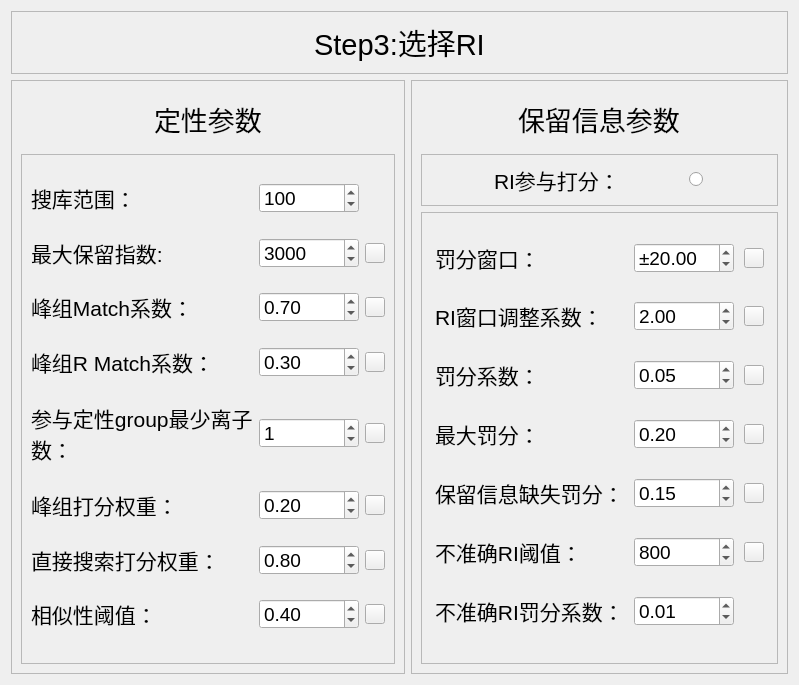
Old version of the form Dataanalysis/step_3_RI.ui in the repository yuanhonglun/GC-WTS.
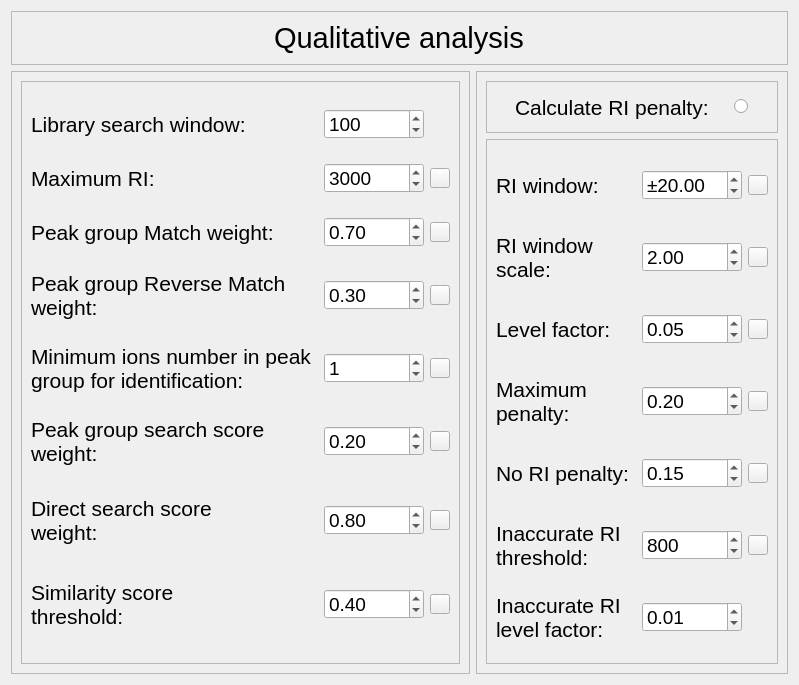
New version of the form. Icons and pictures are not drawn.

Diff of the .ui file:
```diff
--- a/Dataanalysis/step_3_RI.ui
+++ b/Dataanalysis/step_3_RI.ui
@@ -43,7 +43,7 @@
          <string notr="true">font: 22pt;</string>
         </property>
         <property name="text">
-         <string>Step3:选择RI</string>
+         <string>Qualitative analysis</string>
         </property>
        </widget>
       </item>
@@ -58,38 +58,8 @@
      <property name="frameShadow">
       <enum>QFrame::Raised</enum>
      </property>
-     <layout class="QGridLayout" name="gridLayout_2" rowstretch="1,10">
+     <layout class="QGridLayout" name="gridLayout_2">
       <item row="0" column="0">
-       <widget class="QWidget" name="widget_2" native="true">
-        <layout class="QHBoxLayout" name="horizontalLayout">
-         <item>
-          <widget class="QLabel" name="label_12">
-           <property name="sizePolicy">
-            <sizepolicy hsizetype="Maximum" vsizetype="Maximum">
-             <horstretch>0</horstretch>
-             <verstretch>0</verstretch>
-            </sizepolicy>
-           </property>
-           <property name="font">
-            <font>
-             <pointsize>20</pointsize>
-             <weight>50</weight>
-             <italic>false</italic>
-             <bold>false</bold>
-            </font>
-           </property>
-           <property name="styleSheet">
-            <string notr="true">font: 20pt;</string>
-           </property>
-           <property name="text">
-            <string>定性参数</string>
-           </property>
-          </widget>
-         </item>
-        </layout>
-       </widget>
-      </item>
-      <item row="1" column="0">
        <widget class="QFrame" name="frame_4">
         <property name="frameShape">
          <enum>QFrame::StyledPanel</enum>
@@ -130,7 +100,7 @@
             <string notr="true">font: 16pt;</string>
            </property>
            <property name="text">
-            <string>搜库范围：</string>
+            <string>Library search window:</string>
            </property>
           </widget>
          </item>
@@ -191,7 +161,7 @@
             <string notr="true">font: 16pt;</string>
            </property>
            <property name="text">
-            <string>最大保留指数:</string>
+            <string>Maximum RI:</string>
            </property>
           </widget>
          </item>
@@ -281,7 +251,7 @@
             <string notr="true">font: 16pt;</string>
            </property>
            <property name="text">
-            <string>峰组Match系数：</string>
+            <string>Peak group Match weight:</string>
            </property>
           </widget>
          </item>
@@ -359,7 +329,7 @@
             <string notr="true">font: 16pt;</string>
            </property>
            <property name="text">
-            <string>峰组R Match系数：</string>
+            <string>Peak group Reverse Match weight:</string>
            </property>
            <property name="wordWrap">
             <bool>true</bool>
@@ -437,7 +407,7 @@
             <string notr="true">font: 16pt;</string>
            </property>
            <property name="text">
-            <string>参与定性group最少离子数：</string>
+            <string>Minimum ions number in peak group for identification:</string>
            </property>
            <property name="wordWrap">
             <bool>true</bool>
@@ -530,7 +500,7 @@
             <string notr="true">font: 16pt;</string>
            </property>
            <property name="text">
-            <string>峰组打分权重：</string>
+            <string>Peak group search score weight:</string>
            </property>
            <property name="wordWrap">
             <bool>true</bool>
@@ -605,13 +575,13 @@
            <property name="minimumSize">
             <size>
              <width>0</width>
-             <height>30</height>
+             <height>60</height>
             </size>
            </property>
            <property name="maximumSize">
             <size>
              <width>16777215</width>
-             <height>30</height>
+             <height>60</height>
             </size>
            </property>
            <property name="font">
@@ -626,7 +596,8 @@
             <string notr="true">font: 16pt;</string>
            </property>
            <property name="text">
-            <string>直接搜索打分权重：</string>
+            <string>Direct search score
+weight:</string>
            </property>
            <property name="wordWrap">
             <bool>false</bool>
@@ -704,13 +675,13 @@
            <property name="minimumSize">
             <size>
              <width>0</width>
-             <height>30</height>
+             <height>60</height>
             </size>
            </property>
            <property name="maximumSize">
             <size>
              <width>16777215</width>
-             <height>30</height>
+             <height>60</height>
             </size>
            </property>
            <property name="font">
@@ -725,7 +696,8 @@
             <string notr="true">font: 16pt;</string>
            </property>
            <property name="text">
-            <string>相似性阈值：</string>
+            <string>Similarity score
+threshold:</string>
            </property>
            <property name="wordWrap">
             <bool>false</bool>
@@ -806,38 +778,8 @@
      <property name="frameShadow">
       <enum>QFrame::Raised</enum>
      </property>
-     <layout class="QGridLayout" name="gridLayout_3" rowstretch="1,1,10">
+     <layout class="QGridLayout" name="gridLayout_3" rowstretch="1,10">
       <item row="0" column="0">
-       <widget class="QWidget" name="widget_3" native="true">
-        <layout class="QHBoxLayout" name="horizontalLayout_5">
-         <item>
-          <widget class="QLabel" name="label_13">
-           <property name="sizePolicy">
-            <sizepolicy hsizetype="Maximum" vsizetype="Maximum">
-             <horstretch>0</horstretch>
-             <verstretch>0</verstretch>
-            </sizepolicy>
-           </property>
-           <property name="font">
-            <font>
-             <pointsize>20</pointsize>
-             <weight>50</weight>
-             <italic>false</italic>
-             <bold>false</bold>
-            </font>
-           </property>
-           <property name="styleSheet">
-            <string notr="true">font: 20pt;</string>
-           </property>
-           <property name="text">
-            <string>保留信息参数</string>
-           </property>
-          </widget>
-         </item>
-        </layout>
-       </widget>
-      </item>
-      <item row="1" column="0">
        <widget class="QFrame" name="frame_6">
         <property name="frameShape">
          <enum>QFrame::StyledPanel</enum>
@@ -878,7 +820,7 @@
             <string notr="true">font: 16pt;</string>
            </property>
            <property name="text">
-            <string>RI参与打分：</string>
+            <string>Calculate RI penalty:</string>
            </property>
           </widget>
          </item>
@@ -901,7 +843,7 @@
         </layout>
        </widget>
       </item>
-      <item row="2" column="0">
+      <item row="1" column="0">
        <widget class="QFrame" name="frame_5">
         <property name="frameShape">
          <enum>QFrame::StyledPanel</enum>
@@ -921,13 +863,13 @@
            <property name="minimumSize">
             <size>
              <width>0</width>
-             <height>30</height>
+             <height>60</height>
             </size>
            </property>
            <property name="maximumSize">
             <size>
              <width>16777215</width>
-             <height>30</height>
+             <height>60</height>
             </size>
            </property>
            <property name="font">
@@ -942,7 +884,7 @@
             <string notr="true">font: 16pt;</string>
            </property>
            <property name="text">
-            <string>罚分窗口：</string>
+            <string>RI window:</string>
            </property>
           </widget>
          </item>
@@ -1011,6 +953,18 @@
          </item>
          <item row="1" column="0">
           <widget class="QLabel" name="label_9">
+           <property name="minimumSize">
+            <size>
+             <width>0</width>
+             <height>60</height>
+            </size>
+           </property>
+           <property name="maximumSize">
+            <size>
+             <width>16777215</width>
+             <height>60</height>
+            </size>
+           </property>
            <property name="font">
             <font>
              <pointsize>16</pointsize>
@@ -1023,7 +977,7 @@
             <string notr="true">font: 16pt;</string>
            </property>
            <property name="text">
-            <string>RI窗口调整系数：</string>
+            <string>RI window scale:</string>
            </property>
            <property name="wordWrap">
             <bool>true</bool>
@@ -1092,6 +1046,18 @@
          </item>
          <item row="2" column="0">
           <widget class="QLabel" name="label_8">
+           <property name="minimumSize">
+            <size>
+             <width>0</width>
+             <height>60</height>
+            </size>
+           </property>
+           <property name="maximumSize">
+            <size>
+             <width>16777215</width>
+             <height>60</height>
+            </size>
+           </property>
            <property name="font">
             <font>
              <pointsize>16</pointsize>
@@ -1104,7 +1070,7 @@
             <string notr="true">font: 16pt;</string>
            </property>
            <property name="text">
-            <string>罚分系数：</string>
+            <string>Level factor:</string>
            </property>
            <property name="wordWrap">
             <bool>true</bool>
@@ -1170,6 +1136,18 @@
          </item>
          <item row="3" column="0">
           <widget class="QLabel" name="label_10">
+           <property name="minimumSize">
+            <size>
+             <width>0</width>
+             <height>60</height>
+            </size>
+           </property>
+           <property name="maximumSize">
+            <size>
+             <width>16777215</width>
+             <height>60</height>
+            </size>
+           </property>
            <property name="font">
             <font>
              <pointsize>16</pointsize>
@@ -1182,7 +1160,7 @@
             <string notr="true">font: 16pt;</string>
            </property>
            <property name="text">
-            <string>最大罚分：</string>
+            <string>Maximum penalty:</string>
            </property>
            <property name="wordWrap">
             <bool>true</bool>
@@ -1251,6 +1229,18 @@
          </item>
          <item row="4" column="0">
           <widget class="QLabel" name="label_11">
+           <property name="minimumSize">
+            <size>
+             <width>0</width>
+             <height>60</height>
+            </size>
+           </property>
+           <property name="maximumSize">
+            <size>
+             <width>16777215</width>
+             <height>60</height>
+            </size>
+           </property>
            <property name="font">
             <font>
              <pointsize>16</pointsize>
@@ -1263,7 +1253,7 @@
             <string notr="true">font: 16pt;</string>
            </property>
            <property name="text">
-            <string>保留信息缺失罚分：</string>
+            <string>No RI penalty:</string>
            </property>
            <property name="wordWrap">
             <bool>true</bool>
@@ -1329,6 +1319,18 @@
          </item>
          <item row="5" column="0">
           <widget class="QLabel" name="label_15">
+           <property name="minimumSize">
+            <size>
+             <width>0</width>
+             <height>60</height>
+            </size>
+           </property>
+           <property name="maximumSize">
+            <size>
+             <width>16777215</width>
+             <height>60</height>
+            </size>
+           </property>
            <property name="font">
             <font>
              <pointsize>16</pointsize>
@@ -1341,7 +1343,7 @@
             <string notr="true">font: 16pt;</string>
            </property>
            <property name="text">
-            <string>不准确RI阈值：</string>
+            <string>Inaccurate RI threshold:</string>
            </property>
            <property name="wordWrap">
             <bool>true</bool>
@@ -1404,6 +1406,18 @@
          </item>
          <item row="6" column="0">
           <widget class="QLabel" name="label_19">
+           <property name="minimumSize">
+            <size>
+             <width>0</width>
+             <height>60</height>
+            </size>
+           </property>
+           <property name="maximumSize">
+            <size>
+             <width>16777215</width>
+             <height>60</height>
+            </size>
+           </property>
            <property name="font">
             <font>
              <pointsize>16</pointsize>
@@ -1416,10 +1430,11 @@
             <string notr="true">font: 16pt;</string>
            </property>
            <property name="text">
-            <string>不准确RI罚分系数：</string>
+            <string>Inaccurate RI
+level factor:</string>
            </property>
            <property name="wordWrap">
-            <bool>true</bool>
+            <bool>false</bool>
            </property>
           </widget>
          </item>
```
Left out of the diff: 76 changed lines with no effect on the pictures.
